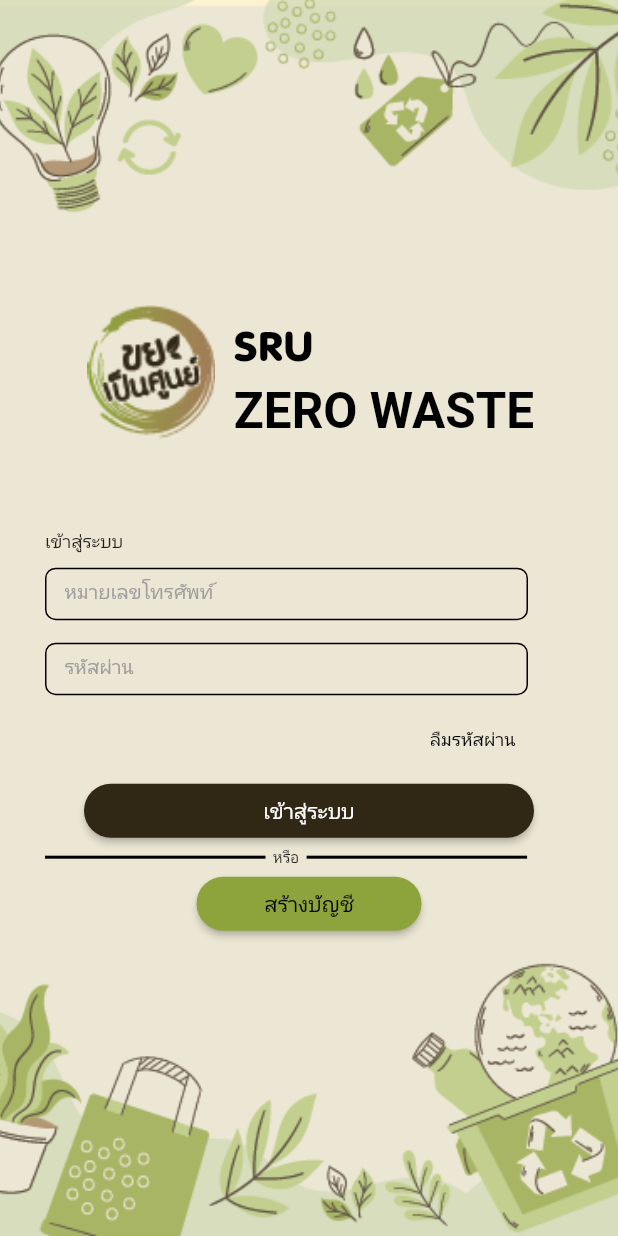
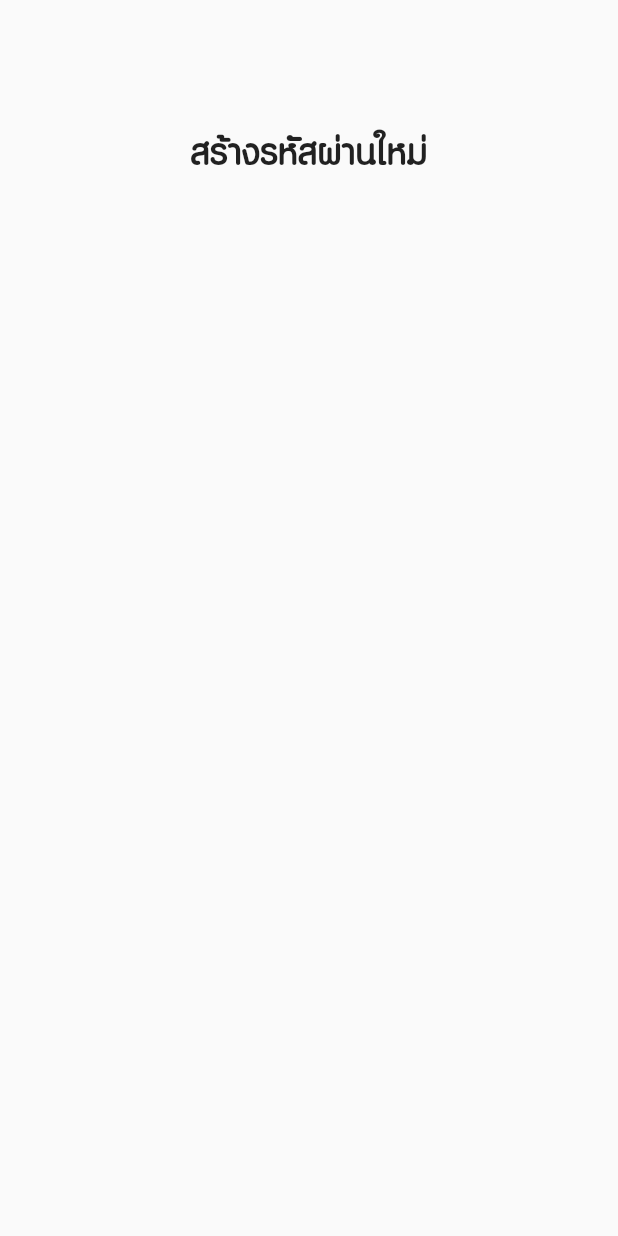
Before and after one commit to oooasas12/0-waste, a Flutter app: the screen it shows after launch, after a tap on "ลืมรหัสผ่าน", on a phone screen of 412 x 824 dp. Run offline on Flutter 3.47's test engine with Material 2 defaults, Android fonts, the phone set to English and light mode, and no system bars.

Commit message:
ปรับแต่งหน้า main.dart เพิ่มหน้า เพิ่มตัวแปรรับค่า
ปรับแต่ง TextField และ ตำแหน่ง logo
เพิ่มหน้าเปล่า CreateAccount.dart
เพิ่มหน้าเปล่า ForgotPassword.dart
และเชื่อมหน้าเข้ากับปุ่ม

```diff
--- a/lib/main.dart
+++ b/lib/main.dart
@@ -1,9 +1,12 @@
 import 'package:flutter/material.dart';
+import 'package:waste/pages/ForgotPassword.dart';
 import 'package:waste/pages/mainpages.dart';
+import 'package:waste/pages/CreateAccount.dart';
 
 void main() {
   runApp(const MyApp());
 }
+
 // สร้าง Widget
 class MyApp extends StatelessWidget {
   const MyApp({super.key});
@@ -25,13 +28,25 @@ class MyHomePage extends StatefulWidget {
 }
 
 class _MyHomePageState extends State<MyHomePage> {
+  // ตัวแปรรับข้อมูล
+  // // ตัวแปรรับข้อมูลจาก TextField
+  TextEditingController phoneText = TextEditingController();
+  TextEditingController passText = TextEditingController();
+
+  // // ตัวแปรรอรับข้อมูลจากตัวแปรที่รับข้อมูลจาก TextField
+  String _phone = '';
+  String _pass = '';
+
+  // // ตัวแปรของไอคอนซ่อนและเปิดเผยรหัสผ่าน
+  var _obscureText = true;
+
   // การแสดงผลข้อมูล
   @override
   Widget build(BuildContext context) {
     return Scaffold(
       backgroundColor: const Color.fromRGBO(255, 242, 210, 1),
       body: Container(
-        decoration: BoxDecoration(
+        decoration: const BoxDecoration(
           image: DecorationImage(
             image: AssetImage('assets/bg1.png'),
             fit: BoxFit.cover,
@@ -40,15 +55,18 @@ class _MyHomePageState extends State<MyHomePage> {
         child: Padding(
           padding: const EdgeInsets.all(30.0),
           child: Column(
-            mainAxisAlignment: MainAxisAlignment.center,
             children: <Widget>[
-              Row(
+              // โลโก้กับชื่อแอพ
+              const SizedBox(height: 85), // ช่องว่าง
+
+              Container(
+                child: Row(
                   mainAxisAlignment: MainAxisAlignment.center,
                   children: [
                     Transform.translate(
-                    offset: Offset(-5, -2),
+                      offset: const Offset(0, 0),
                       child: Transform.scale(
-                      scale: 1.4,
+                        scale: 1.15,
                         child: Image.asset(
                           'assets/logo.png',
                           width: 100,
@@ -56,123 +74,22 @@ class _MyHomePageState extends State<MyHomePage> {
                       ),
                     ),
                     Column(
+                      crossAxisAlignment: CrossAxisAlignment.start,
                       children: [
-                      RichText(
-                        text: const TextSpan(
-                          style: TextStyle(
-                            color: Colors.black,
-                            fontFamily:'PSL116',
-                            fontSize: 40,
-                            fontWeight: FontWeight.bold,
-                          ),
-                          children: [
-                            TextSpan(
-                              text: 'SRU\n',
-                            ),
-                            TextSpan(
-                              text: 'ZERO WASTE',
-                              style: TextStyle(
-                                fontSize: 33,
+                        Transform.translate(
+                          offset: const Offset(-5, 5),
+                          child: const Text(
+                            'SRU',
+                            style:
+                                TextStyle(fontFamily: 'PSL114', fontSize: 42),
                           ),
                         ),
-                          ],
-                        ),
-                      ),
-                    ],
-                  ),
-                ],
-              ),
-
-              const SizedBox(
-                height: 50,
-              ),
-
-              // กรอกข้อมูล
-              Container(
-                child: Row(
-                  children: [
-                    Column(
-                      crossAxisAlignment: CrossAxisAlignment.start,
-                      children: [
-                        const Text(
-                          'เข้าสู่ระบบ',
-                          style: TextStyle(fontSize: 12),
-                        ),
-
-                        const SizedBox(
-                          height: 10,
-                        ),
-
-                        // กรอกเบอร์โทรศัพท์
-                        Container(
-                          padding: const EdgeInsets.fromLTRB(0, 15, 0, 0),
-                          width: 322,
-                          height: 35,
-                          decoration: BoxDecoration(
-                            borderRadius: BorderRadius.circular(7),
-                            border: Border.all(
-                              color: Colors.black, // สีเส้นขอบ
-                            ),
-                          ),
-                          child: TextField(
-                            decoration: InputDecoration(
-                              hintText: 'หมายเลขโทรศัพท์',
-                              hintStyle: const TextStyle(
-                                  fontSize: 13, color: Colors.grey),
-                              border: OutlineInputBorder(
-                                borderRadius: BorderRadius.circular(7),
-                                borderSide: BorderSide.none,
-                              ),
-                            ),
-                            keyboardType: TextInputType.phone,
-                          ),
-                        ),
-
-                        const SizedBox(
-                          height: 15,
-                        ),
-
-                        // กรอกรหัสผ่าน
-                        Container(
-                          padding: const EdgeInsets.fromLTRB(0, 15, 0, 0),
-                          width: 322,
-                          height: 35,
-                          decoration: BoxDecoration(
-                            borderRadius: BorderRadius.circular(7),
-                            border: Border.all(
-                              color: Colors.black, // สีเส้นขอบ
-                            ),
-                          ),
-                          child: TextField(
-                            decoration: InputDecoration(
-                              hintText: 'รหัสผ่าน',
-                              hintStyle: const TextStyle(
-                                  fontSize: 13, color: Colors.grey),
-                              border: OutlineInputBorder(
-                                borderRadius: BorderRadius.circular(7),
-                                borderSide: BorderSide.none,
-                              ),
-                            ),
-                            keyboardType: TextInputType.visiblePassword,
-                          ),
-                        ),
-
-                        const SizedBox(
-                          height: 5,
-                        ),
-
-                        Padding(
-                          padding: const EdgeInsets.fromLTRB(248.5, 0, 0, 0),
-                          child: TextButton(
-                            onPressed: () {
-                              // ทำเมื่อกดปุ่ม
-                              print('กดปุ่มแล้ว');
-                            },
+                        Transform.translate(
+                          offset: const Offset(-5, -12),
                           child: const Text(
-                              'ลืมรหัสผ่าน',
+                            'ZERO WASTE',
                             style:
-                                  TextStyle(fontSize: 12, color: Colors.black),
-                            ),
+                                TextStyle(fontFamily: 'PSL114', fontSize: 31),
                           ),
                         ),
                       ],
@@ -180,6 +97,123 @@ class _MyHomePageState extends State<MyHomePage> {
                   ],
                 ),
               ),
+
+              const SizedBox(height: 40), // ช่องว่าง
+
+              // กรอกข้อมูล
+              Container(
+                width: 322,
+                child: Column(
+                  crossAxisAlignment: CrossAxisAlignment.start,
+                  children: [
+                    // ข้อความเข้าสุ่ระบบ
+                    const Text(
+                      'เข้าสู่ระบบ',
+                      style: TextStyle(fontFamily: 'PSL114', fontSize: 18),
+                    ),
+
+                    const SizedBox(height: 10), // ช่องว่าง
+
+                    // กรอกเบอร์โทรศัพท์
+                    TextField(
+                      controller:
+                          phoneText, // ข้อความที่ป้อนใน TextField นี้ ถูกเก็บไว้ในตัวแปร phoneText
+                      cursorColor: const Color.fromARGB(255, 140, 164, 59),
+                      decoration: InputDecoration(
+                        isDense: true,
+                        contentPadding: const EdgeInsets.only(
+                            left: 20, top: 12, bottom: 12),
+                        hintText: 'หมายเลขโทรศัพท์',
+                        hintStyle:
+                            const TextStyle(fontFamily: 'PSL114', fontSize: 19),
+                        focusedBorder: OutlineInputBorder(
+                          borderRadius: BorderRadius.circular(11),
+                          borderSide: const BorderSide(
+                            color: Color.fromARGB(255, 140, 164, 59),
+                          ),
+                        ),
+                        border: OutlineInputBorder(
+                          borderRadius: BorderRadius.circular(11),
+                          borderSide: const BorderSide(
+                            color: Color.fromARGB(255, 48, 39, 20),
+                          ),
+                        ),
+                      ),
+                    ),
+
+                    const SizedBox(height: 15), // ช่องว่าง
+
+                    // กรอกรหัสผ่าน
+                    TextField(
+                      controller:
+                          passText, // ข้อความที่ป้อนใน TextField นี้ ถูกเก็บไว้ในตัวแปร passText
+                      obscureText: _obscureText,
+                      cursorColor: const Color.fromARGB(255, 140, 164, 59),
+                      decoration: InputDecoration(
+                        isDense: true,
+                        contentPadding: const EdgeInsets.only(left: 20),
+                        hintText: 'รหัสผ่าน',
+                        hintStyle:
+                            const TextStyle(fontFamily: 'PSL114', fontSize: 19),
+                        suffixIcon: GestureDetector(
+                          // ไอคอนซ่อนและเปิดเผยรหัสผ่าน
+                          onTap: () {
+                            setState(() {
+                              _obscureText = !_obscureText;
+                            });
+                          },
+                          child: Icon(
+                            _obscureText
+                                ? Icons.visibility
+                                : Icons.visibility_off,
+                            color: Colors.grey,
+                          ),
+                        ),
+                        focusedBorder: OutlineInputBorder(
+                          borderRadius: BorderRadius.circular(11),
+                          borderSide: const BorderSide(
+                            color: Color.fromARGB(255, 140, 164, 59),
+                          ),
+                        ),
+                        border: OutlineInputBorder(
+                          borderRadius: BorderRadius.circular(11),
+                          borderSide: const BorderSide(
+                            color: Color.fromARGB(255, 48, 39, 20),
+                          ),
+                        ),
+                      ),
+                    ),
+
+                    const SizedBox(height: 5), // ช่องว่าง
+
+                    // ลืมรหัสผ่าน
+                    Padding(
+                      padding: const EdgeInsets.fromLTRB(248.5, 0, 0, 0),
+                      child: TextButton(
+                        onPressed: () {
+                          // ทำเมื่อกดปุ่ม
+                          Navigator.of(context).push(MaterialPageRoute(builder: (BuildContext context) {
+                            return ForgotPassword();
+                          }));
+                        },
+                        style: TextButton.styleFrom(
+                          foregroundColor:
+                              const Color.fromARGB(255, 140, 164, 59),
+                        ),
+                        child: const Text(
+                          'ลืมรหัสผ่าน',
+                          style: TextStyle(
+                              fontFamily: 'PSL114',
+                              fontSize: 18,
+                              color: Colors.black),
+                        ),
+                      ),
+                    ),
+                  ],
+                ),
+              ),
+
+              const SizedBox(height: 15), // ช่องว่าง
 
               // ปุ่มเข้าสู่ระบบ และสร้างบัญชี
               Container(
@@ -189,19 +223,29 @@ class _MyHomePageState extends State<MyHomePage> {
                     ElevatedButton(
                         onPressed: () {
                           // ทำเมื่อกดปุ่ม
+                          setState(() {
+                            // เก็บ value ใน TextField ลงตัวแปร
+                            _phone = phoneText.text;
+                            _pass = passText.text;
+                          });
+
                           Navigator.of(context).push(MaterialPageRoute(
                               builder: (BuildContext context) {
                             return mainpages();
                           }));
                         },
                         style: ElevatedButton.styleFrom(
-                          fixedSize: Size(300, 0),
-                          primary: Color.fromARGB(255, 48, 39, 20),
+                          fixedSize: const Size(300, 0),
+                          backgroundColor:
+                              const Color.fromARGB(255, 48, 39, 20),
                           shape: RoundedRectangleBorder(
                             borderRadius: BorderRadius.circular(18),
                           ),
                         ),
-                        child: const Text('เข้าสู่ระบบ')),
+                        child: const Text(
+                          'เข้าสู่ระบบ',
+                          style: TextStyle(fontFamily: 'PSL114', fontSize: 20),
+                        )),
 
                     // ข้อความ 'หรือ' ขั้นกลาง
                     Row(
@@ -218,7 +262,8 @@ class _MyHomePageState extends State<MyHomePage> {
                           padding: EdgeInsets.fromLTRB(5, 0, 5, 0),
                           child: Text(
                             'หรือ',
-                            style: TextStyle(fontSize: 10),
+                            style:
+                                TextStyle(fontFamily: 'PSL114', fontSize: 18),
                           ),
                         ),
 
@@ -233,17 +278,25 @@ class _MyHomePageState extends State<MyHomePage> {
 
                     // ปุ่มสร้างบัญชี
                     ElevatedButton(
-                        onPressed: () {},
+                        onPressed: () {
+                          Navigator.of(context).push(MaterialPageRoute(builder: (BuildContext context) {
+                            return CreateAccount();
+                          }));
+                        },
                         style: ElevatedButton.styleFrom(
-                          fixedSize: Size(150, 0),
-                          primary: Color.fromARGB(255, 140, 164, 59),
+                          fixedSize: const Size(150, 0),
+                          backgroundColor:
+                              const Color.fromARGB(255, 140, 164, 59),
                           shape: RoundedRectangleBorder(
                             borderRadius: BorderRadius.circular(18),
                           ),
                         ),
                         child: const Text(
                           'สร้างบัญชี',
-                          style: TextStyle(color: Colors.black),
+                          style: TextStyle(
+                              fontFamily: 'PSL114',
+                              fontSize: 20,
+                              color: Colors.black),
                         )),
                   ],
                 ),
--- /dev/null
+++ b/lib/pages/CreateAccount.dart
@@ -0,0 +1,49 @@
+import 'package:flutter/material.dart';
+
+class CreateAccount extends StatefulWidget {
+  const CreateAccount({super.key});
+
+  @override
+  State<CreateAccount> createState() => _CreateAccountState();
+}
+
+class _CreateAccountState extends State<CreateAccount> {
+  // แสดงผลข้อมูล
+  @override
+  Widget build(BuildContext context) {
+    return MaterialApp(
+      home: Scaffold(
+        body: Container(
+          child: Padding(
+            padding: const EdgeInsets.all(30.0),
+            child: Column(
+              children: <Widget>[
+                const SizedBox(height: 50), // ช่องว่าง
+
+                Container(
+                  child: Row(
+                    mainAxisAlignment: MainAxisAlignment.center,
+                    children: [
+                      // ชื่อหน้า
+                      Column(
+                        children: [
+                          const Text(
+                            'สร้างบัญชี',
+                            style: TextStyle(
+                              fontFamily: 'PSL114',
+                              fontSize: 35,
+                            ),
+                          ),
+                        ],
+                      ),
+                    ],
+                  ),
+                ),
+              ],
+            ),
+          ),
+        ),
+      ),
+    );
+  }
+}
--- /dev/null
+++ b/lib/pages/ForgotPassword.dart
@@ -0,0 +1,49 @@
+import 'package:flutter/material.dart';
+
+class ForgotPassword extends StatefulWidget {
+  const ForgotPassword({super.key});
+
+  @override
+  State<ForgotPassword> createState() => _ForgotPasswordState();
+}
+
+class _ForgotPasswordState extends State<ForgotPassword> {
+  // แสดงผลข้อมูล
+  @override
+  Widget build(BuildContext context) {
+    return MaterialApp(
+      home: Scaffold(
+        body: Container(
+          child: Padding(
+            padding: const EdgeInsets.all(30.0),
+            child: Column(
+              children: <Widget>[
+                const SizedBox(height: 50), // ช่องว่าง
+
+                Container(
+                  child: Row(
+                    mainAxisAlignment: MainAxisAlignment.center,
+                    children: [
+                      // ชื่อหน้า
+                      Column(
+                        children: [
+                          const Text(
+                            'สร้างรหัสผ่านใหม่',
+                            style: TextStyle(
+                              fontFamily: 'PSL114',
+                              fontSize: 35,
+                            ),
+                          ),
+                        ],
+                      ),
+                    ],
+                  ),
+                ),
+              ],
+            ),
+          ),
+        ),
+      ),
+    );
+  }
+}
```
Lines whose indentation alone changed are shown as unchanged.
